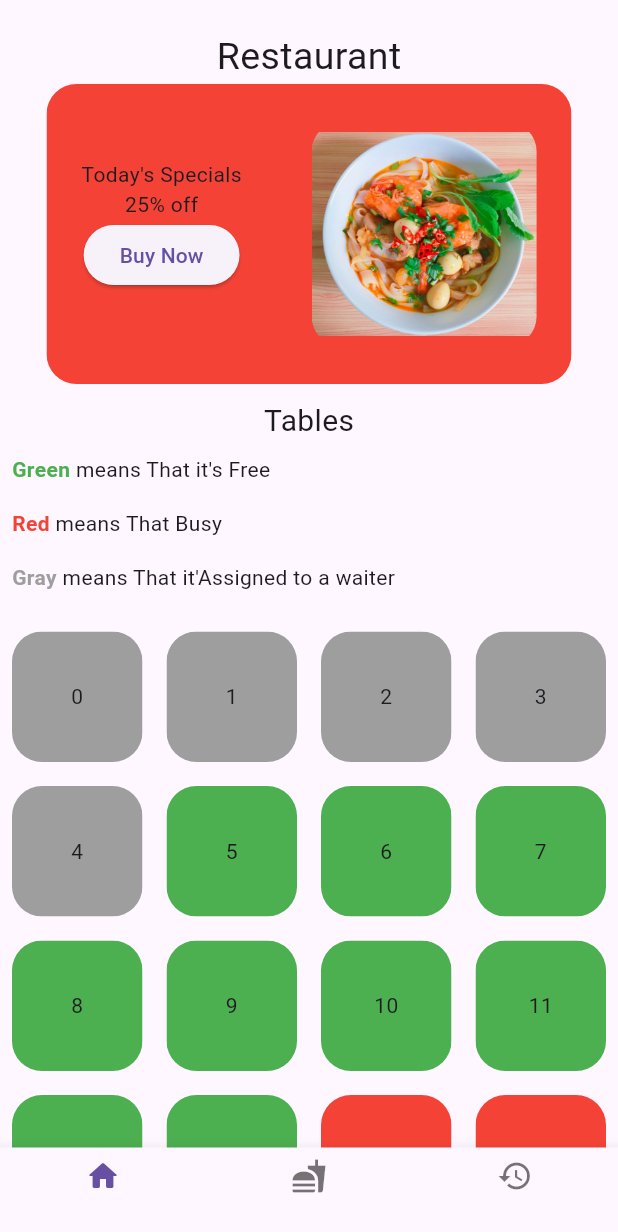
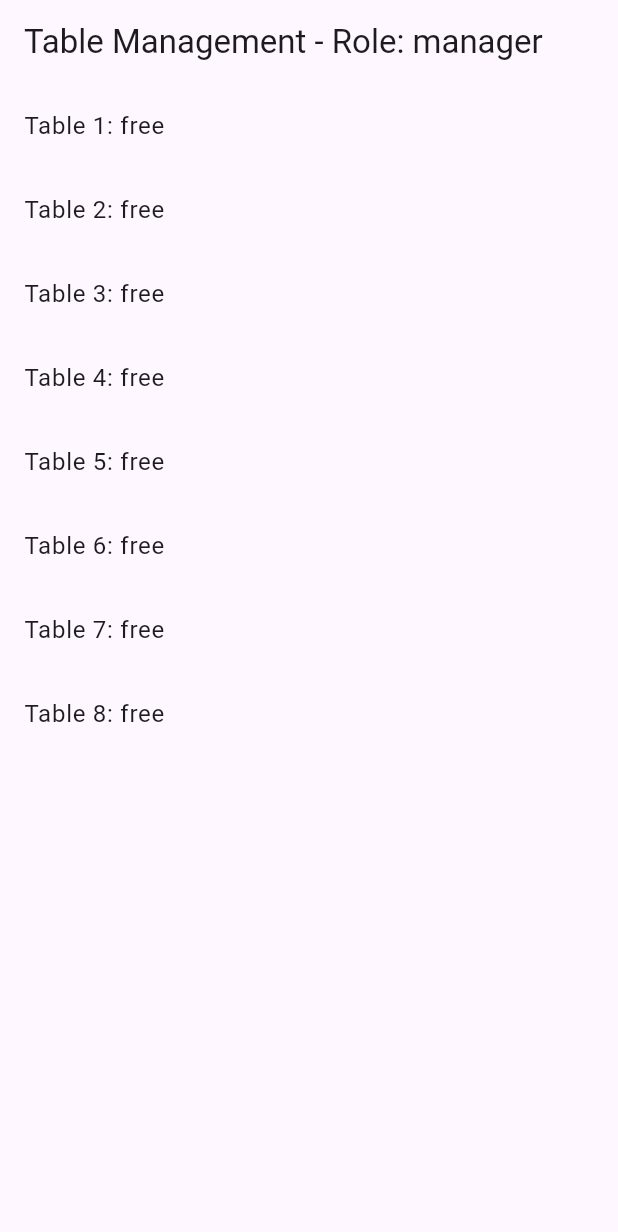
Before and after one commit to Spidermarv/resturant, a Flutter app: the screen it shows after launch, on a phone screen of 412 x 824 dp. Shown: the top 1232 px of the screen. Run offline on Flutter 3.47's test engine with Material 3 defaults, Android fonts, the phone set to English and light mode, and no system bars; our stand-ins replace sqflite; accounts and stored records are empty.

```diff
--- a/lib/main.dart
+++ b/lib/main.dart
@@ -1,20 +1,26 @@
+import 'package:flutter/material.dart';
+import 'db_helper.dart';
+import 'package:rest_auto/screens/table_management_screen.dart';
 
-import 'package:flutter/material.dart';
-import 'package:provider/provider.dart';
-import 'package:rest_auto/components/nav.dart';
+void main() async {
+  WidgetsFlutterBinding.ensureInitialized();
 
-import 'Providers/foodcart.dart';
+  // Run initialization logic (such as inserting initial tables)
+  await initializeApp();
 
-void main() async{
+  runApp(const MyApp());
+}
 
+Future<void> initializeApp() async {
+  final dbHelper = DatabaseHelper.instance;
+  final tables = await dbHelper.getTables();
 
-  runApp(
-      // Provider to be used all across the application
-      MultiProvider(
-       providers:[
-       ChangeNotifierProvider(create: (_)=> foodcartProvider())
-       ],
-       child: const MyApp(),));
+  // If tables are empty, insert 8 initial tables with status 'free'
+  if (tables.isEmpty) {
+    for (int i = 0; i < 8; i++) {
+      await dbHelper.insertTable('free');
+    }
+  }
 }
 
 class MyApp extends StatelessWidget {
@@ -22,9 +28,10 @@ class MyApp extends StatelessWidget {
 
   @override
   Widget build(BuildContext context) {
-    return const MaterialApp(
-      debugShowCheckedModeBanner: false,
-      home:NavBar()
+    return MaterialApp(
+      title: 'Restaurant Table Management',
+      theme: ThemeData(primarySwatch: Colors.blue),
+      home: const TableManagementScreen(role: 'manager'), // Adjust this role as needed
     );
   }
 }
--- /dev/null
+++ b/lib/screens/table_management_screen.dart
@@ -0,0 +1,57 @@
+import 'package:flutter/material.dart';
+import 'package:rest_auto/db_helper.dart';
+import '';
+
+class TableManagementScreen extends StatefulWidget {
+  final String role;
+
+  const TableManagementScreen({Key? key, this.role = 'guest'}) : super(key: key);
+
+  @override
+  _TableManagementScreenState createState() => _TableManagementScreenState();
+}
+
+class _TableManagementScreenState extends State<TableManagementScreen> {
+  late Future<List<Map<String, dynamic>>> _tablesFuture;
+
+  @override
+  void initState() {
+    super.initState();
+    _tablesFuture = DatabaseHelper.instance.getTables();
+  }
+
+  @override
+  Widget build(BuildContext context) {
+    return Scaffold(
+      appBar: AppBar(
+        title: Text('Table Management - Role: ${widget.role}'),
+      ),
+      body: FutureBuilder<List<Map<String, dynamic>>>(
+        future: _tablesFuture,
+        builder: (context, snapshot) {
+          if (snapshot.connectionState == ConnectionState.waiting) {
+            return const Center(child: CircularProgressIndicator());
+          }
+          if (snapshot.hasError) {
+            return Center(child: Text('Error: ${snapshot.error}'));
+          }
+          if (!snapshot.hasData || snapshot.data!.isEmpty) {
+            return const Center(child: Text('No tables found.'));
+          }
+
+          final tables = snapshot.data!;
+
+          return ListView.builder(
+            itemCount: tables.length,
+            itemBuilder: (context, index) {
+              final table = tables[index];
+              return ListTile(
+                title: Text('Table ${table['id']}: ${table['status']}'),
+              );
+            },
+          );
+        },
+      ),
+    );
+  }
+}
--- a/pubspec.yaml
+++ b/pubspec.yaml
@@ -30,6 +30,10 @@ environment:
 dependencies:
   flutter:
     sdk: flutter
+  sqflite: ^2.0.0+4
+  path: ^1.8.0
+
+
 
 
   # The following adds the Cupertino Icons font to your application.
```
Also changed, not shown: lib/db_helper.dart (added, +120 -0 lines), lib/screens/login_screen.dart (added, +70 -0 lines), lib/screens/order_screen.dart (added, +79 -0 lines), lib/screens/table_details_screen.dart (added, +36 -0 lines), pubspec.lock, 1 other file.
